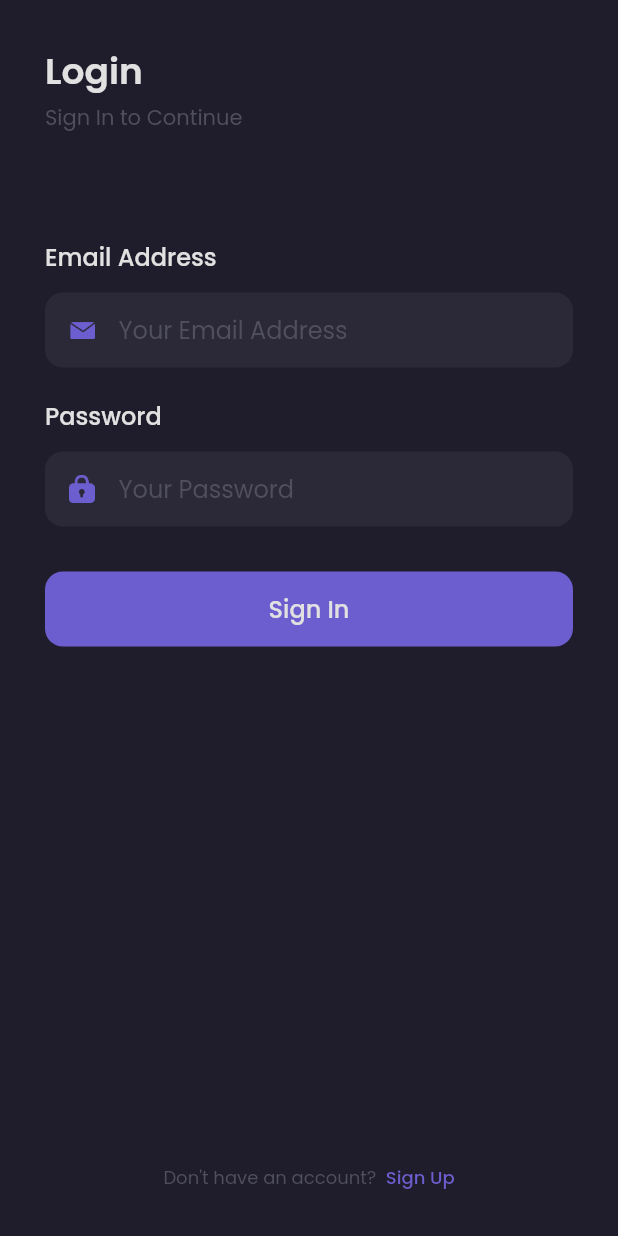
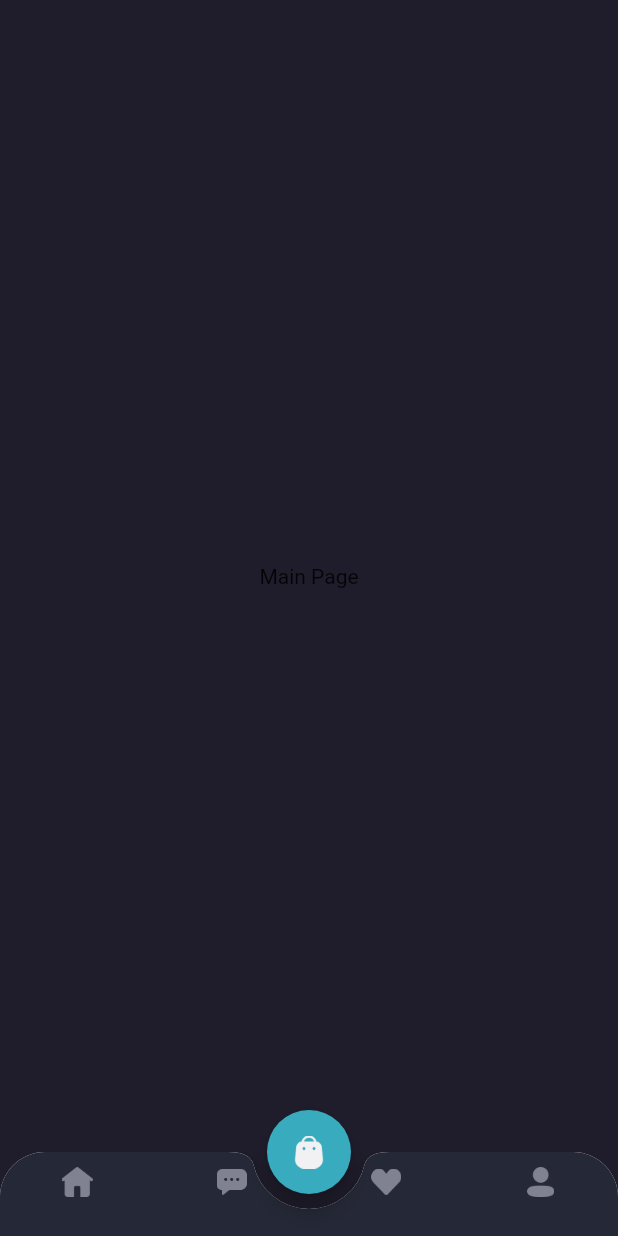
Before and after one commit to okidorvel/shamo, a Flutter app: the screen it shows after launch, after a tap on "Sign In", on a phone screen of 412 x 824 dp. Run offline on Flutter 3.47's test engine with Material 2 defaults, Android fonts, the phone set to English and light mode, and no system bars; our stand-ins replace google_fonts.

Commit message:
add BottomNavigationBar

```diff
--- a/lib/main.dart
+++ b/lib/main.dart
@@ -1,4 +1,5 @@
 import 'package:flutter/material.dart';
+import 'package:shamo/pages/home/main_page.dart';
 import 'package:shamo/pages/sign_in_page.dart';
 import 'package:shamo/pages/sign_up_page.dart';
 import 'package:shamo/pages/splash_page.dart';
@@ -16,6 +17,7 @@ class MyApp extends StatelessWidget {
         '/'       : (context) => SplashPage(),
         '/sign-in': (context) => SignInPage(),
         '/sign-up': (context) => SignUpPage(),
+        '/home'   : (context) => MainPage(),
       },
     );
   }
--- /dev/null
+++ b/lib/pages/home/main_page.dart
@@ -0,0 +1,78 @@
+import 'package:flutter/material.dart';
+import 'package:shamo/theme.dart';
+
+class MainPage extends StatelessWidget {
+  @override
+  Widget build(BuildContext context) {
+    Widget cartButton() {
+      return FloatingActionButton(
+        onPressed: () {},
+        backgroundColor: secondaryColor,
+        child: Image.asset(
+          'assets/icon_cart.png',
+          width: 20,
+        ),
+      );
+    }
+
+    Widget customBottomNav() {
+      // lengkungan samping
+      return ClipRRect(
+        borderRadius: BorderRadius.vertical(
+          top: Radius.circular(30),
+        ),
+        // lengkungan tengah
+        child: BottomAppBar(
+          shape: CircularNotchedRectangle(),
+          notchMargin: 10,
+          clipBehavior: Clip.antiAlias,
+          // navbar bawah
+          child: BottomNavigationBar(
+            backgroundColor: backgroundColor4,
+            type: BottomNavigationBarType.fixed,
+            items: [
+              BottomNavigationBarItem(
+                icon: Image.asset(
+                  'assets/icon_home.png',
+                  width: 21,
+                ),
+                label: '',
+              ),
+              BottomNavigationBarItem(
+                icon: Image.asset(
+                  'assets/icon_chat.png',
+                  width: 20,
+                ),
+                label: '',
+              ),
+              BottomNavigationBarItem(
+                icon: Image.asset(
+                  'assets/icon_wishlist.png',
+                  width: 20,
+                ),
+                label: '',
+              ),
+              BottomNavigationBarItem(
+                icon: Image.asset(
+                  'assets/icon_profile.png',
+                  width: 18,
+                ),
+                label: '',
+              ),
+            ],
+          ),
+        ),
+      );
+    }
+
+    return Scaffold(
+      backgroundColor: backgroundColor1,
+      floatingActionButton: cartButton(),
+      floatingActionButtonLocation: FloatingActionButtonLocation.centerDocked,
+      bottomNavigationBar: customBottomNav(),
+      body: Center(
+        child: Text('Main Page'),
+      ),
+    );
+  }
+}
--- a/lib/pages/sign_in_page.dart
+++ b/lib/pages/sign_in_page.dart
@@ -138,7 +138,9 @@
         width: double.infinity,
         margin: EdgeInsets.only(top: 30),
         child: TextButton(
-          onPressed: () {},
+          onPressed: () {
+            Navigator.pushNamed(context, '/home');
+          },
           style: TextButton.styleFrom(
               backgroundColor: primaryColor,
               shape: RoundedRectangleBorder(
--- a/lib/theme.dart
+++ b/lib/theme.dart
@@ -11,6 +11,7 @@ Color subtitleColor = Color(0xff504F5E);
 Color backgroundColor1 = Color(0xff1F1D2B);
 Color backgroundColor2 = Color(0xff2B2937);
 Color backgroundColor3 = Color(0xff242231);
+Color backgroundColor4 = Color(0xff252836);
 Color primaryTextColor = Color(0xffE1E1E1);
 Color secondaryTextColor = Color(0xff999999);
 
```
Also changed, not shown: lib/pages/sign_up_page.dart (+109 -5 lines).
